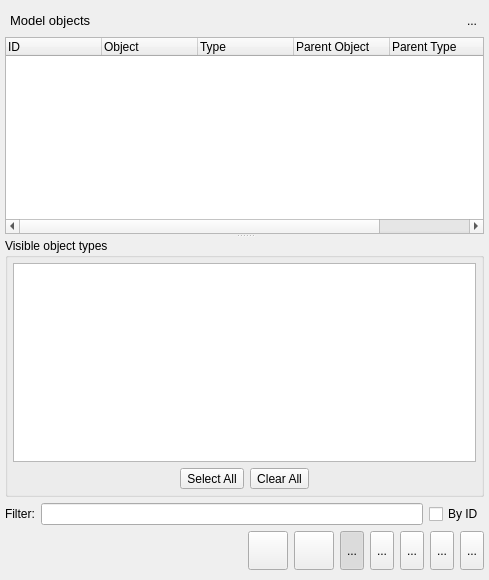
pgmodeler/pgmodeler, file libs/libgui/ui/widgets/modelobjectswidget.ui: the form before one commit.
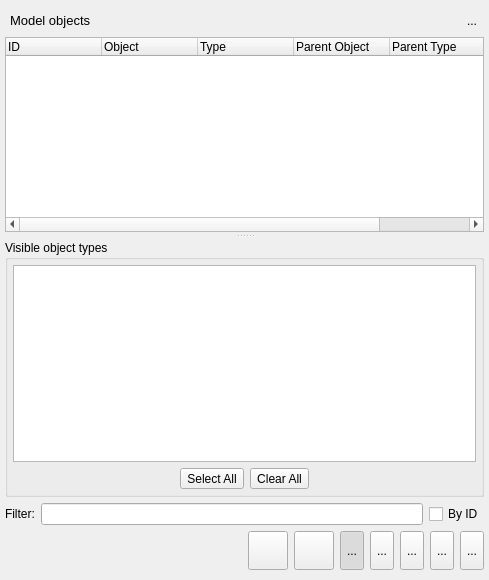
The form after the commit. Icons and pictures are not drawn.

What changed in the file:
```diff
--- a/libs/libgui/ui/widgets/modelobjectswidget.ui
+++ b/libs/libgui/ui/widgets/modelobjectswidget.ui
@@ -77,6 +77,9 @@
         <property name="orientation">
          <enum>Qt::Vertical</enum>
         </property>
+        <property name="handleWidth">
+         <number>8</number>
+        </property>
         <widget class="QStackedWidget" name="visaoobjetos_stw">
          <property name="enabled">
           <bool>true</bool>
```
